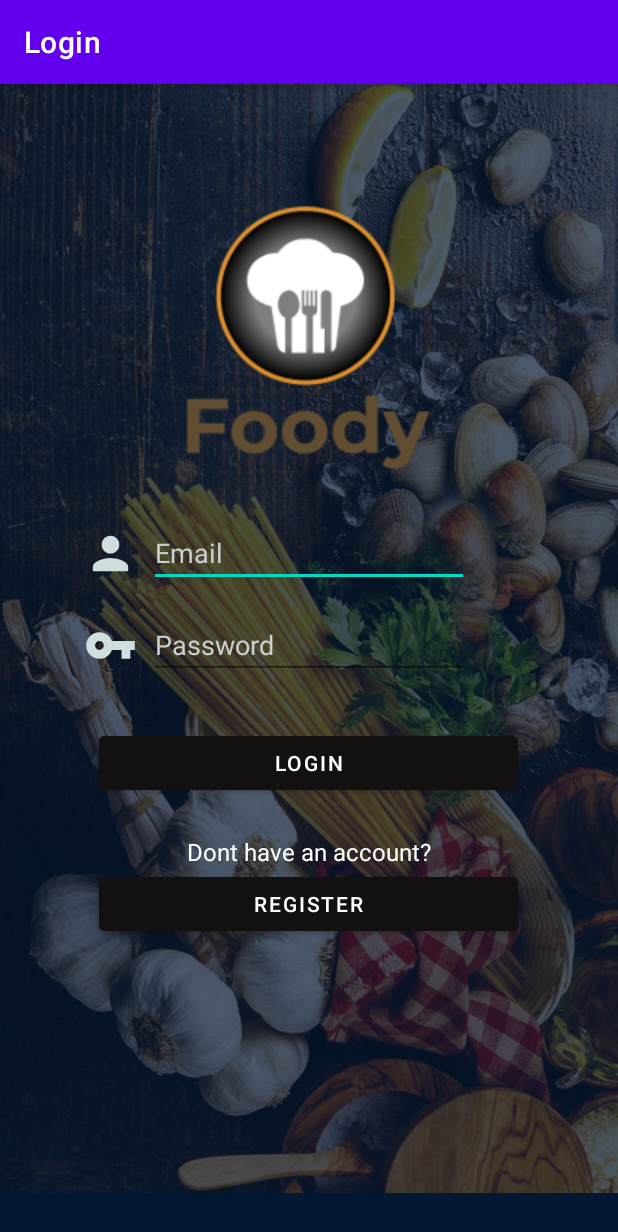
After one commit to OfirMor5/Foody, an Android app: the LoginPageActivity screen opened directly, with no data from a screen before it, on a phone screen of 412 x 824 dp. The commit adds this screen. Shown: the top 1232 px of the screen. Run offline under Robolectric (Android 15) with nearby library versions, the phone set to English and light mode, and no system bars.

Commit message:
Added Login-Page and more

```diff
--- a/app/src/main/AndroidManifest.xml
+++ b/app/src/main/AndroidManifest.xml
@@ -9,6 +9,8 @@
         android:roundIcon="@mipmap/ic_launcher_round"
         android:supportsRtl="true"
         android:theme="@style/Theme.Foody">
+        <activity android:name=".activities.RegisterPageActivity"></activity>
+        <activity android:name=".activities.LoginPageActivity" />
         <activity android:name=".MainActivity">
             <intent-filter>
                 <action android:name="android.intent.action.MAIN" />
--- /dev/null
+++ b/app/src/main/java/com/example/foody/activities/LoginPageActivity.java
@@ -0,0 +1,38 @@
+package com.example.foody.activities;
+import com.example.foody.R;
+
+import androidx.appcompat.app.AppCompatActivity;
+import android.os.Bundle;
+import android.widget.Button;
+import android.widget.EditText;
+import android.widget.ImageView;
+
+public class LoginPageActivity extends AppCompatActivity {
+
+    ImageView backgroundImageView;
+    EditText emailInput;
+    EditText passwordInput;
+    Button loginBtn;
+    Button registerBtn;
+
+    @Override
+    protected void onCreate(Bundle savedInstanceState) {
+        super.onCreate(savedInstanceState);
+        setContentView(R.layout.activity_login_page);
+
+        this.setTitle("Login");
+
+        backgroundImageView = findViewById(R.id.login_activity_background_image_view);
+        emailInput = findViewById(R.id.login_activity_email_edit_text);
+        passwordInput = findViewById(R.id.login_activity_password_edit_text);
+        loginBtn = findViewById(R.id.login_activity_login_btn);
+        registerBtn = findViewById(R.id.login_activity_register_btn);
+
+        animateBackground();
+
+    }
+
+    private void animateBackground(){
+        backgroundImageView.animate().scaleX((float) 1.5).scaleY((float) 1.5).setDuration(20000).start();
+    }
+}
--- /dev/null
+++ b/app/src/main/res/layout/activity_login_page.xml
@@ -0,0 +1,126 @@
+<?xml version="1.0" encoding="utf-8"?>
+<androidx.constraintlayout.widget.ConstraintLayout xmlns:android="http://schemas.android.com/apk/res/android"
+    xmlns:app="http://schemas.android.com/apk/res-auto"
+    xmlns:tools="http://schemas.android.com/tools"
+    android:layout_width="match_parent"
+    android:layout_height="match_parent"
+    android:background="#021732"
+    tools:context=".activities.LoginPageActivity">
+
+    <ImageView
+        android:id="@+id/login_activity_background_image_view"
+        android:layout_width="411dp"
+        android:layout_height="731dp"
+        android:alpha="0.3"
+        app:layout_constraintBottom_toBottomOf="parent"
+        app:layout_constraintEnd_toEndOf="parent"
+        app:layout_constraintHorizontal_bias="0.0"
+        app:layout_constraintStart_toStartOf="parent"
+        app:layout_constraintTop_toTopOf="parent"
+        app:layout_constraintVertical_bias="0.0"
+        app:srcCompat="@drawable/background"
+        tools:srcCompat="@drawable/background"
+        tools:visibility="visible" />
+
+    <ImageView
+        android:id="@+id/login_activity_logo_image_view"
+        android:layout_width="279dp"
+        android:layout_height="194dp"
+        android:layout_marginTop="72dp"
+        app:layout_constraintEnd_toEndOf="parent"
+        app:layout_constraintHorizontal_bias="0.497"
+        app:layout_constraintStart_toStartOf="parent"
+        app:layout_constraintTop_toTopOf="@+id/login_activity_background_image_view"
+        app:srcCompat="@drawable/foody3" />
+
+    <EditText
+        android:id="@+id/login_activity_email_edit_text"
+        android:layout_width="wrap_content"
+        android:layout_height="wrap_content"
+        android:layout_marginStart="16dp"
+        android:layout_marginTop="24dp"
+        android:layout_marginEnd="16dp"
+        android:ems="10"
+        android:hint="Email"
+        android:inputType="textPersonName"
+        android:textColor="#FFFFFF"
+        android:textColorHint="#CDCDCD"
+        app:layout_constraintEnd_toEndOf="@+id/login_activity_logo_image_view"
+        app:layout_constraintStart_toStartOf="@+id/login_activity_logo_image_view"
+        app:layout_constraintTop_toBottomOf="@+id/login_activity_logo_image_view" />
+
+    <EditText
+        android:id="@+id/login_activity_password_edit_text"
+        android:layout_width="wrap_content"
+        android:layout_height="wrap_content"
+        android:layout_marginStart="16dp"
+        android:layout_marginTop="16dp"
+        android:layout_marginEnd="16dp"
+        android:ems="10"
+        android:hint="Password"
+        android:inputType="textPassword"
+        android:textColor="#FFFFFF"
+        android:textColorHint="#CDCDCD"
+        app:layout_constraintEnd_toEndOf="@+id/login_activity_logo_image_view"
+        app:layout_constraintStart_toStartOf="@+id/login_activity_logo_image_view"
+        app:layout_constraintTop_toBottomOf="@+id/login_activity_email_edit_text" />
+
+    <Button
+        android:id="@+id/login_activity_register_btn"
+        android:layout_width="0dp"
+        android:layout_height="wrap_content"
+        android:backgroundTint="#121110"
+        android:text="Register"
+        android:textColor="#FFFFFF"
+        app:layout_constraintEnd_toEndOf="@+id/login_activity_logo_image_view"
+        app:layout_constraintHorizontal_bias="0.0"
+        app:layout_constraintStart_toStartOf="@+id/login_activity_logo_image_view"
+        app:layout_constraintTop_toBottomOf="@+id/login_activity_no_account_text_view" />
+
+    <Button
+        android:id="@+id/login_activity_login_btn"
+        android:layout_width="0dp"
+        android:layout_height="wrap_content"
+        android:layout_marginTop="32dp"
+        android:backgroundTint="#121110"
+        android:text="Login"
+        android:textColor="#FFFFFF"
+        app:layout_constraintEnd_toEndOf="@+id/login_activity_logo_image_view"
+        app:layout_constraintStart_toStartOf="@+id/login_activity_logo_image_view"
+        app:layout_constraintTop_toBottomOf="@+id/login_activity_password_edit_text" />
+
+    <TextView
+        android:id="@+id/login_activity_no_account_text_view"
+        android:layout_width="wrap_content"
+        android:layout_height="wrap_content"
+        android:layout_marginTop="24dp"
+        android:text="Dont have an account?"
+        android:textColor="#FFFFFF"
+        android:textSize="16sp"
+        app:layout_constraintEnd_toEndOf="@+id/login_activity_logo_image_view"
+        app:layout_constraintStart_toStartOf="@+id/login_activity_logo_image_view"
+        app:layout_constraintTop_toBottomOf="@+id/login_activity_login_btn" />
+
+    <ImageView
+        android:id="@+id/login_activity_user_icon"
+        android:layout_width="35dp"
+        android:layout_height="35dp"
+        android:layout_marginEnd="8dp"
+        app:layout_constraintBottom_toBottomOf="@+id/login_activity_email_edit_text"
+        app:layout_constraintEnd_toStartOf="@+id/login_activity_email_edit_text"
+        app:layout_constraintTop_toTopOf="@+id/login_activity_email_edit_text"
+        app:srcCompat="@drawable/ic_baseline_person_24"
+        tools:ignore="VectorDrawableCompat" />
+
+    <ImageView
+        android:id="@+id/login_activity_password_icon"
+        android:layout_width="35dp"
+        android:layout_height="35dp"
+        android:layout_marginEnd="8dp"
+        app:layout_constraintBottom_toBottomOf="@+id/login_activity_password_edit_text"
+        app:layout_constraintEnd_toStartOf="@+id/login_activity_password_edit_text"
+        app:layout_constraintTop_toTopOf="@+id/login_activity_password_edit_text"
+        app:srcCompat="@drawable/ic_baseline_vpn_key_24"
+        tools:ignore="VectorDrawableCompat" />
+
+</androidx.constraintlayout.widget.ConstraintLayout>
--- a/app/src/main/res/values/strings.xml
+++ b/app/src/main/res/values/strings.xml
@@ -1,3 +1,4 @@
 <resources>
     <string name="app_name">Foody</string>
+    <string name="main_activity_label">Welcome to Foody!</string>
 </resources>
```
Also changed, not shown: app/src/main/java/com/example/foody/MainActivity.java (+31 -0 lines), app/src/main/java/com/example/foody/activities/RegisterPageActivity.java (added, +14 -0 lines), app/src/main/res/layout/activity_main.xml (+37 -7 lines), app/src/main/res/layout/activity_register_page.xml (added, +9 -0 lines), app/src/main/res/drawable/foody3.png (added).
